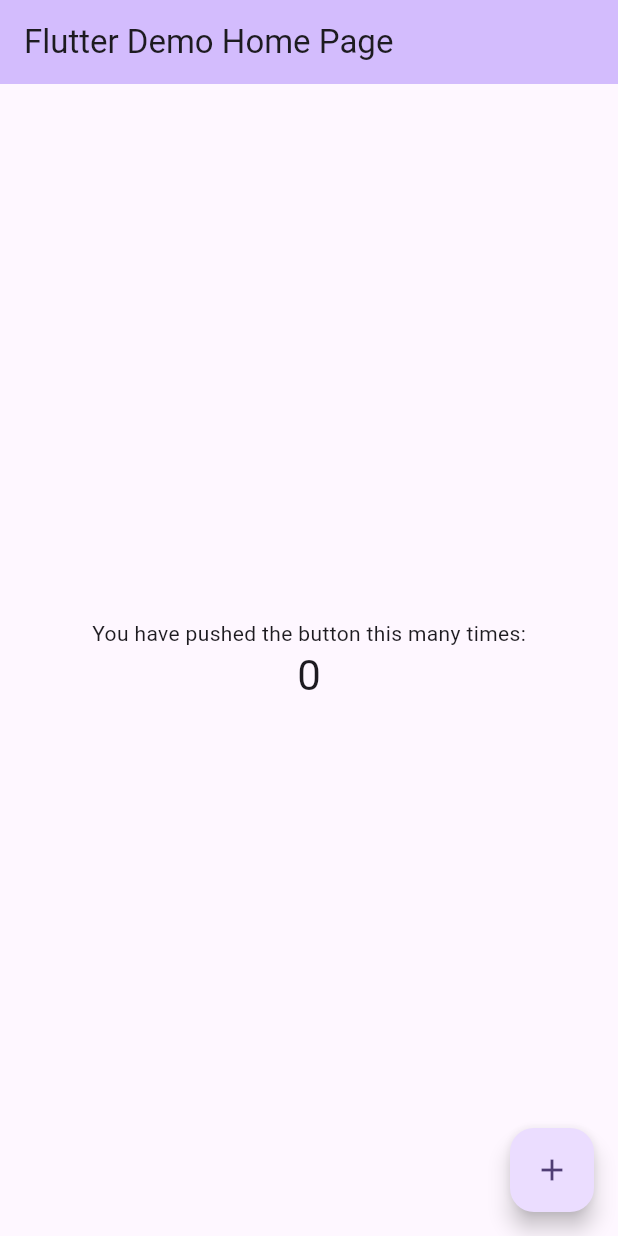
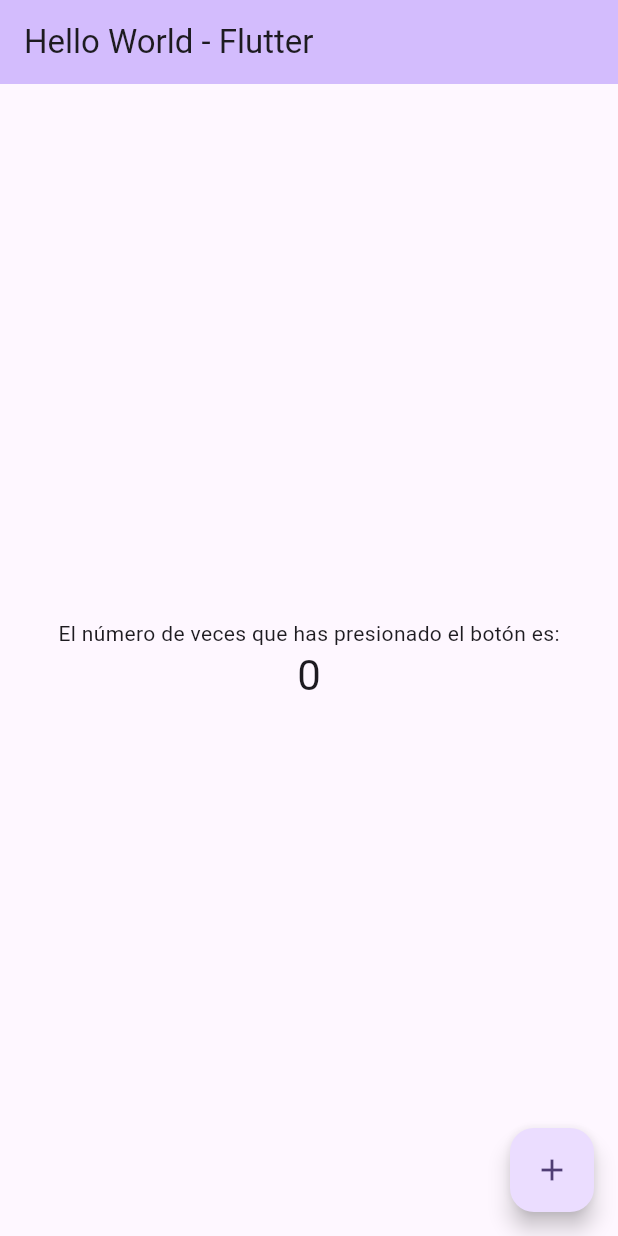
Before and after one commit to devsappsmobile/helloflutter, a Flutter app: the screen it shows after launch, on a phone screen of 412 x 824 dp. Run offline on Flutter 3.47's test engine with Material 2 defaults, Android fonts, the phone set to English and light mode, and no system bars.

Commit message:
personalizando mi primera app

```diff
--- a/helloworld/lib/main.dart
+++ b/helloworld/lib/main.dart
@@ -31,7 +31,7 @@
         colorScheme: ColorScheme.fromSeed(seedColor: Colors.deepPurple),
         useMaterial3: true,
       ),
-      home: const MyHomePage(title: 'Flutter Demo Home Page'),
+      home: const MyHomePage(title: 'Hello World - Flutter'),
     );
   }
 }
@@ -106,7 +106,7 @@
           mainAxisAlignment: MainAxisAlignment.center,
           children: <Widget>[
             const Text(
-              'You have pushed the button this many times:',
+              'El número de veces que has presionado el botón es:',
             ),
             Text(
               '$_counter',
```
